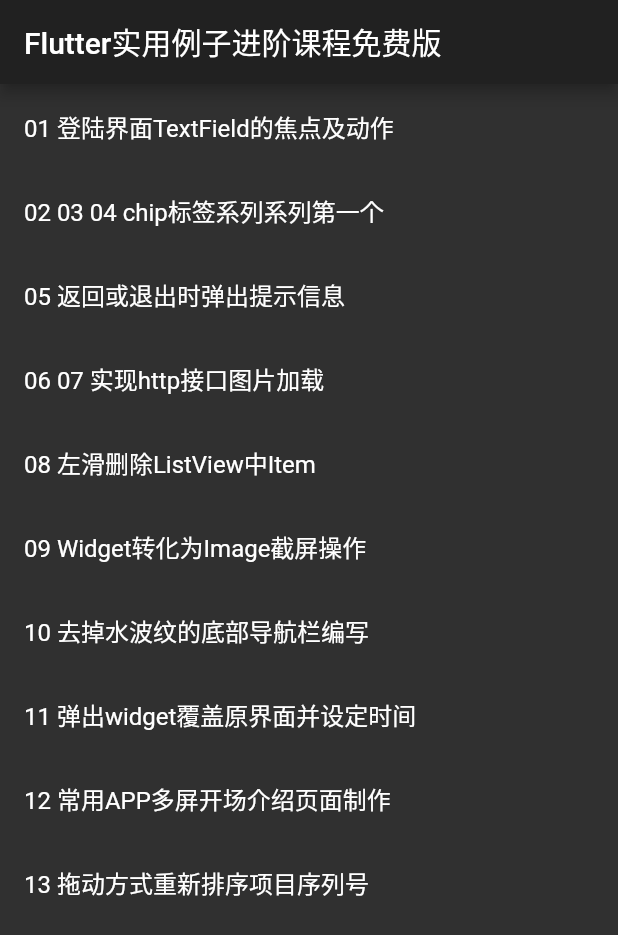
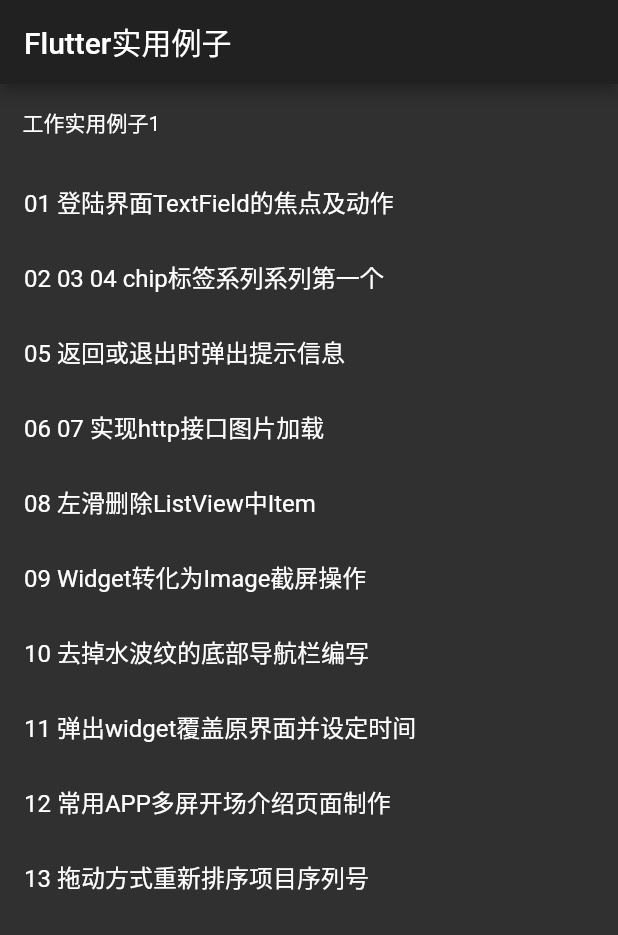
Before and after one commit to OctMon/flutter_app_example, a Flutter app: the screen it shows after launch, on a phone screen of 412 x 824 dp. Shown: the top 935 px of the screen. Run offline on Flutter 3.47's test engine with Material 2 defaults, Android fonts, the phone set to English and light mode, and no system bars; missing offline and left inert: intro_views_flutter.

```diff
--- a/lib/main.dart
+++ b/lib/main.dart
@@ -1,4 +1,5 @@
 import 'package:flutter/material.dart';
+import 'package:url_launcher/url_launcher.dart';
 import 'textfields_focus_demo.dart';
 import 'will_pop_scope_demo.dart';
 import 'refresh_demo.dart';
@@ -23,23 +24,69 @@ class MyApp extends StatelessWidget {
   }
 }
 
-class MyHome extends StatelessWidget {
+class MyHome extends StatefulWidget {
+  @override
+  _MyHomeState createState() => _MyHomeState();
+}
+
+class _MyHomeState extends State<MyHome> {
+  final double _height = 50.0;
+
   @override
   Widget build(BuildContext context) {
     return Scaffold(
-      appBar: AppBar(title: Text("Flutter实用例子进阶课程免费版")),
-      body: ListView(
+      appBar: AppBar(title: Text("Flutter实用例子")),
+      body: CustomScrollView(
+        slivers: <Widget>[
+          SliverFixedExtentList(
+            itemExtent: _height * 11.0,
+            delegate: SliverChildBuilderDelegate(
+              (context, index) {
+                return ListView(
+                  itemExtent: _height,
                   children: <Widget>[
-          _listTile(context, '01 登陆界面TextField的焦点及动作', TextFieldFocusDemo()),
+                    GestureDetector(
+                      child: Padding(
+                        padding: const EdgeInsets.all(15.0),
+                        child: Container(
+                          child: Text.rich(
+                            TextSpan(
+                              children: [
+                                TextSpan(text: '工作实用例子1\n'),
+                                TextSpan(
+                                  text: "http://www.flutterj.com/?post=79",
+                                  style: TextStyle(color: Colors.blue),
+                                ),
+                              ],
+                            ),
+                          ),
+                          height: _height,
+                        ),
+                      ),
+                      onTap: () {
+                        _launchURL('http://www.flutterj.com/?post=79');
+                      },
+                    ),
+                    _listTile(context, '01 登陆界面TextField的焦点及动作',
+                        TextFieldFocusDemo()),
                     _listTile(context, '02 03 04 chip标签系列系列第一个', ChipDemo()),
-          _listTile(context, '05 返回或退出时弹出提示信息', WillPopScopeDemo(title: '返回或退出时弹出提示信息')),
+                    _listTile(context, '05 返回或退出时弹出提示信息',
+                        WillPopScopeDemo(title: '返回或退出时弹出提示信息')),
                     _listTile(context, '06 07 实现http接口图片加载', RefreshDemo()),
-          _listTile(context, '08 左滑删除ListView中Item', DeleteListViewItemDemo()),
-          _listTile(context, '09 Widget转化为Image截屏操作', WidgetToImageDemo()),
+                    _listTile(context, '08 左滑删除ListView中Item',
+                        DeleteListViewItemDemo()),
+                    _listTile(
+                        context, '09 Widget转化为Image截屏操作', WidgetToImageDemo()),
                     _listTile(context, '10 去掉水波纹的底部导航栏编写', BottomBarDemo()),
                     _listTile(context, '11 弹出widget覆盖原界面并设定时间', OverlayDemo()),
                     _listTile(context, '12 常用APP多屏开场介绍页面制作', IntroViewsDemo()),
                     _listTile(context, '13 拖动方式重新排序项目序列号 ', ReorderableDemo()),
+                  ],
+                );
+              },
+              childCount: 1,
+            ),
+          ),
         ],
       ),
     );
@@ -57,4 +104,12 @@ class MyHome extends StatelessWidget {
       },
     );
   }
+
+  void _launchURL(String url) async {
+    if (await canLaunch(url)) {
+      await launch(url);
+    } else {
+      throw 'Colud not launch $url';
     }
+  }
+}
--- a/pubspec.yaml
+++ b/pubspec.yaml
@@ -25,6 +25,7 @@ dependencies:
   cupertino_icons: ^0.1.2
   http: ^0.12.0
   intro_views_flutter: ^2.4.0
+  url_launcher: ^5.0.2
 
 dev_dependencies:
   flutter_test:
```
Also changed, not shown: pubspec.lock, 6 other files. Lines whose indentation alone changed are shown as unchanged.
